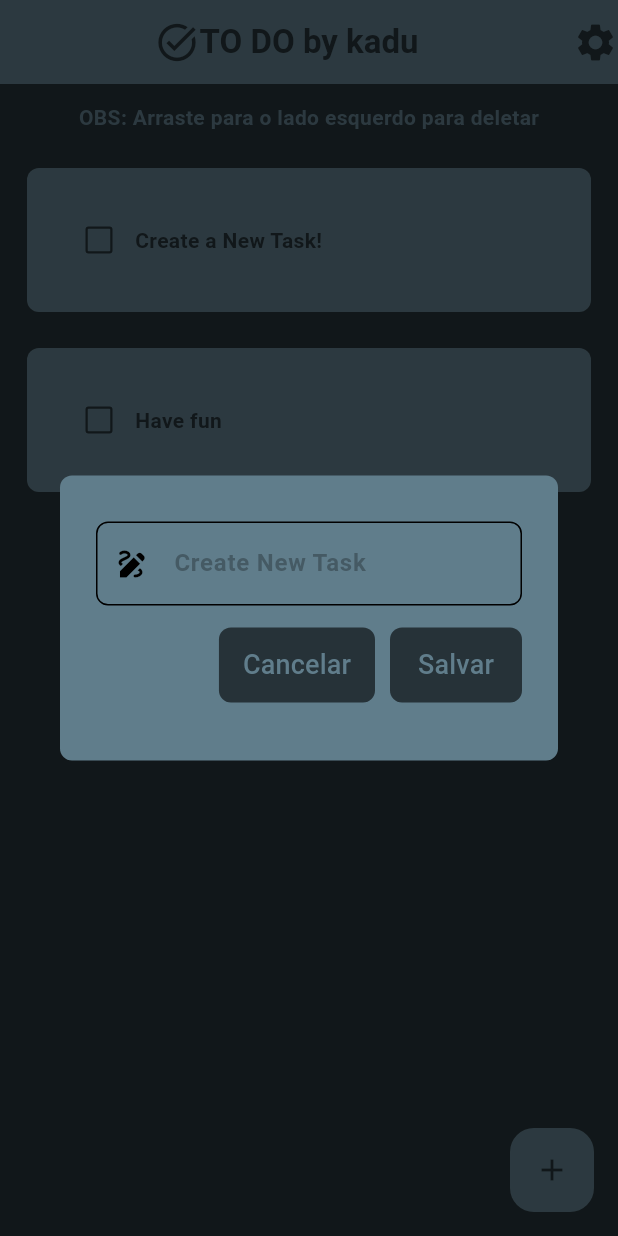
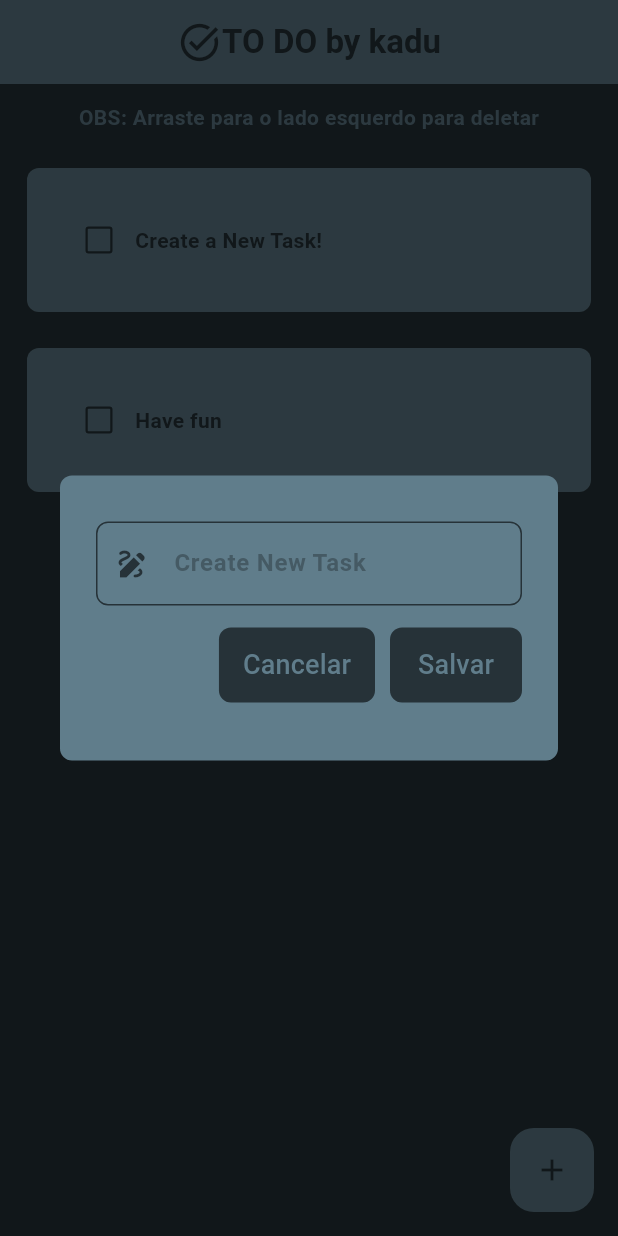
Before and after one commit to kadu-pudin/TODO-app, a Flutter app: the screen it shows after launch, after a tap on the "add" icon, on a phone screen of 412 x 824 dp. Run offline on Flutter 3.47's test engine with Material 3 defaults, Android fonts, the phone set to English and light mode, and no system bars; drawn by our look-alikes of flutter_slidable; our stand-ins replace hive_flutter; accounts and stored records are empty.

Commit message:
final version (for now)

```diff
--- a/todo_app/lib/pages/homepage.dart
+++ b/todo_app/lib/pages/homepage.dart
@@ -36,8 +36,10 @@ class _HomePageState extends State<HomePage> {
 
   void SaveNewTask() {
     setState(() {
-      db.toDoList.add([_controller.text, false]);
-      _controller.clear();
+      if (_controller.text != '') {
+        db.toDoList.add([_controller.text, false]);
+        _controller.clear();
+      }
     });
     Navigator.of(context).pop();
     db.updateDatabase();
@@ -72,9 +74,6 @@ class _HomePageState extends State<HomePage> {
         backgroundColor: Colors.blueGrey,
         elevation: 0.0,
         iconTheme: IconThemeData(size: 30, color: Colors.blueGrey[900]),
-        actions: [
-          Icon(Icons.settings),
-        ],
         title: Row(
           mainAxisAlignment: MainAxisAlignment.center,
           children: [
--- a/todo_app/lib/utilities/dialog_box.dart
+++ b/todo_app/lib/utilities/dialog_box.dart
@@ -26,17 +26,17 @@ class DialogBox extends StatelessWidget {
           children: [
             TextField(
               controller: controller,
-              cursorColor: Colors.black,
+              cursorColor: Colors.blueGrey.shade900,
               decoration: InputDecoration(
                 focusedBorder: OutlineInputBorder(
                   borderRadius: BorderRadius.circular(8),
-                  borderSide: BorderSide(color: Colors.black),
+                  borderSide: BorderSide(color: Colors.blueGrey.shade900),
                 ),
                 prefixIcon: Icon(Icons.draw),
-                prefixIconColor: Colors.black,
+                prefixIconColor: Colors.blueGrey.shade900,
                 enabledBorder: OutlineInputBorder(
                   borderRadius: BorderRadius.circular(8),
-                  borderSide: BorderSide(color: Colors.black),
+                  borderSide: BorderSide(color: Colors.blueGrey.shade900),
                 ),
                 hintText: 'Create New Task',
                 hintStyle: TextStyle(
--- a/todo_app/pubspec.yaml
+++ b/todo_app/pubspec.yaml
@@ -1,7 +1,7 @@
 name: todo_app
 description: "A new Flutter project."
 publish_to: 'none'
-version: 0.1.0
+version: 0.2.0
 
 environment:
   sdk: ^3.5.3
```
Also changed, not shown: todo_app/assets/icon/icon.png, todo_app/flutter_01.png (added).
